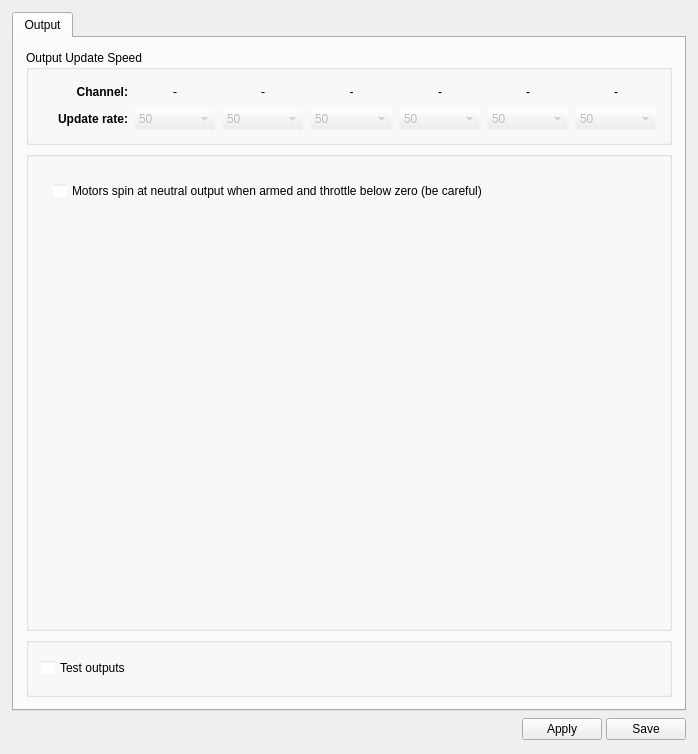
The window that ground/openpilotgcs/src/plugins/config/output.ui (openpilot/OpenPilot) describes before a commit, drawn with Qt 5.
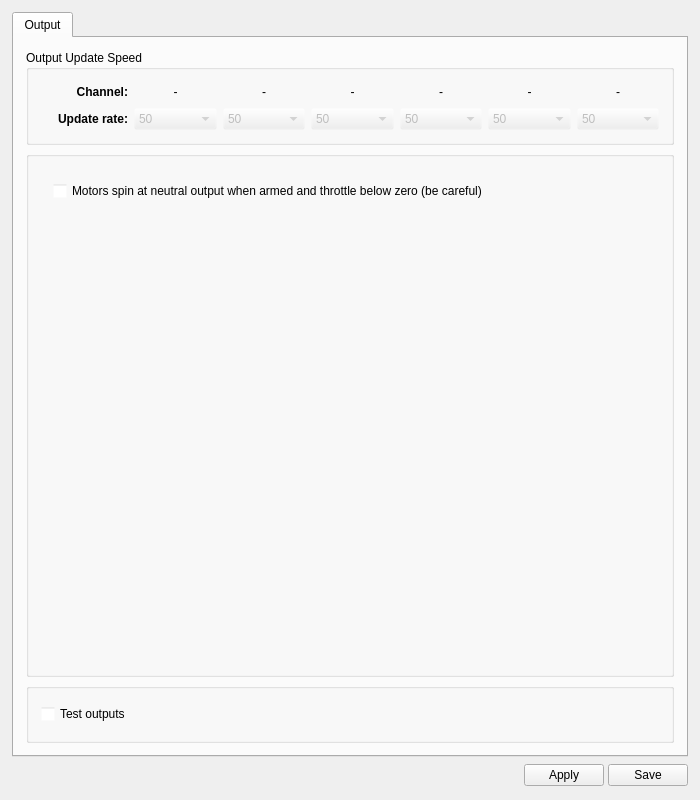
The same window after the commit. Icons and pictures are not drawn.

What changed in the file:
```diff
--- a/ground/openpilotgcs/src/plugins/config/output.ui
+++ b/ground/openpilotgcs/src/plugins/config/output.ui
@@ -6,8 +6,8 @@
    <rect>
     <x>0</x>
     <y>0</y>
-    <width>698</width>
-    <height>754</height>
+    <width>700</width>
+    <height>800</height>
    </rect>
   </property>
   <property name="windowTitle">
@@ -116,8 +116,8 @@
            <rect>
             <x>0</x>
             <y>0</y>
-            <width>668</width>
-            <height>671</height>
+            <width>670</width>
+            <height>717</height>
            </rect>
           </property>
           <layout class="QVBoxLayout" name="verticalLayout_3">
```
Left out of the diff: 77 changed lines with no effect on the pictures.
